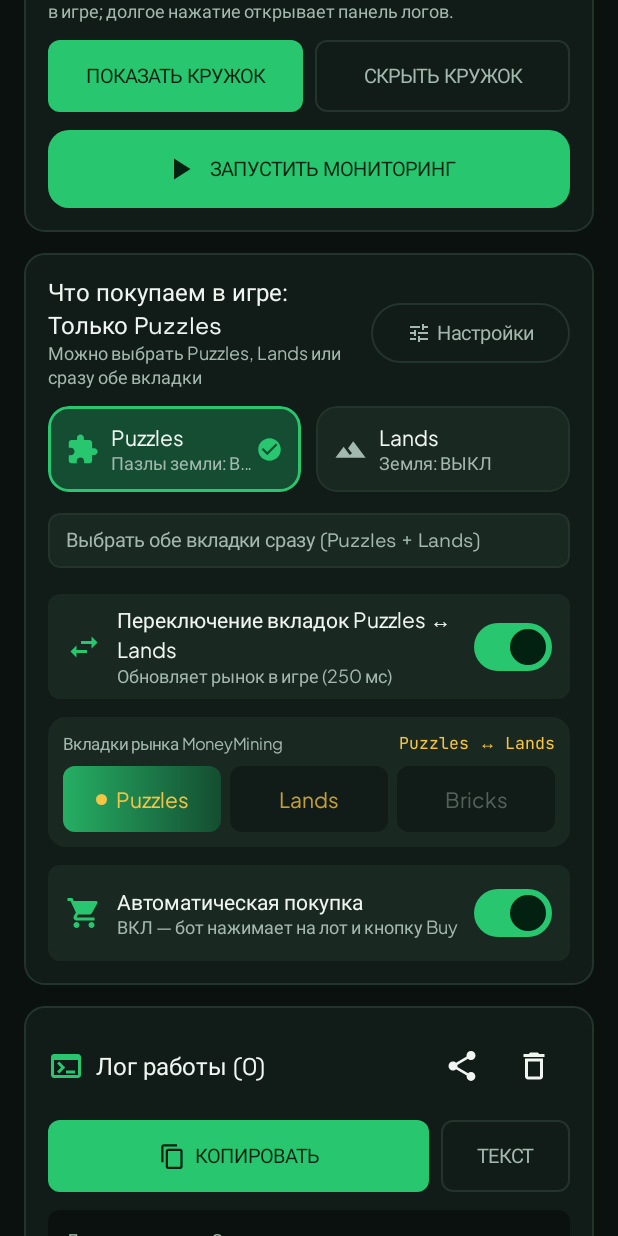
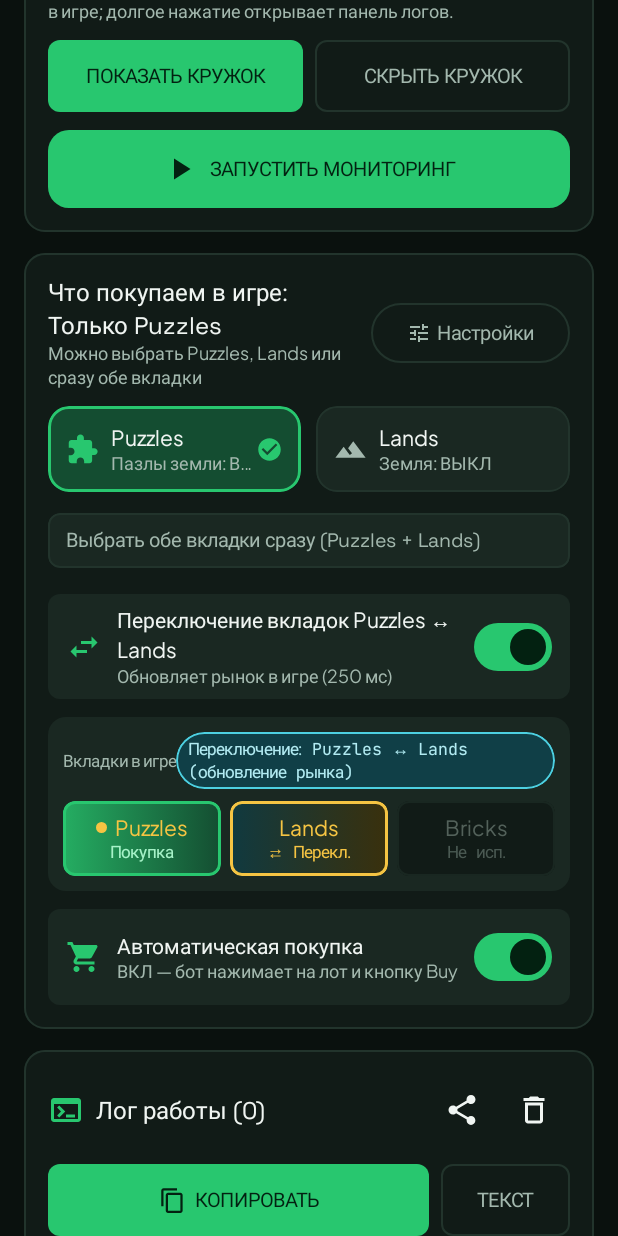
Before and after one commit to tgcryptogamers-tech/auto-buyer-earth-puzzles, an Android app built with Jetpack Compose: the composable DashboardScreen called with empty values, scrolled down 576 dp, on a phone screen of 412 x 824 dp. Run offline under Robolectric (Android 15) with nearby library versions, the phone set to English and light mode, and no system bars; our stand-ins replace Room's generated code; libraries missing offline, so code that uses them is left out: com.google.mlkit.vision.

Commit message:
Keep Puzzles<->Lands switching active and interactive when Lands buying is disabled

```diff
--- a/app/src/main/java/com/example/ui/components/CommonComponents.kt
+++ b/app/src/main/java/com/example/ui/components/CommonComponents.kt
@@ -250,14 +250,18 @@ fun MarketTabsStripPreview(
     buyPuzzles: Boolean,
     buyLands: Boolean,
     switchBetweenTabs: Boolean,
+    onToggleTabSwitching: ((Boolean) -> Unit)? = null,
     modifier: Modifier = Modifier
 ) {
     val activeSummary = when {
-        buyPuzzles && buyLands -> "Покупка: Puzzles + Lands"
-        switchBetweenTabs -> "Puzzles ↔ Lands"
-        buyLands -> "Фикс: Lands"
-        else -> "Фикс: Puzzles"
+        buyPuzzles && buyLands -> "Переключение: Puzzles ↔ Lands (обе покупаются)"
+        switchBetweenTabs -> "Переключение: Puzzles ↔ Lands (обновление рынка)"
+        buyLands -> "Фикс: только Lands"
+        else -> "Фикс: только Puzzles"
     }
+
+    val puzzlesSwitchOnly = !buyPuzzles && switchBetweenTabs
+    val landsSwitchOnly = !buyLands && switchBetweenTabs
 
     Column(
         modifier = modifier
@@ -273,15 +277,45 @@ fun MarketTabsStripPreview(
             verticalAlignment = Alignment.CenterVertically
         ) {
             Text(
-                text = "Вкладки рынка MoneyMining",
+                text = "Вкладки в игре",
                 style = MaterialTheme.typography.labelMedium,
                 color = MaterialTheme.colorScheme.onSurfaceVariant
             )
+            Surface(
+                shape = RoundedCornerShape(50),
+                color = if (switchBetweenTabs || (buyPuzzles && buyLands)) {
+                    MaterialTheme.colorScheme.tertiaryContainer
+                } else {
+                    MaterialTheme.colorScheme.surface
+                },
+                border = BorderStroke(
+                    1.dp,
+                    if (switchBetweenTabs || (buyPuzzles && buyLands)) {
+                        MaterialTheme.colorScheme.tertiary
+                    } else {
+                        MaterialTheme.colorScheme.outlineVariant
+                    }
+                ),
+                modifier = if (onToggleTabSwitching != null && !(buyPuzzles && buyLands)) {
+                    Modifier
+                        .clip(RoundedCornerShape(50))
+                        .clickable { onToggleTabSwitching(!switchBetweenTabs) }
+                        .testTag("strip_switch_badge")
+                } else {
+                    Modifier
+                }
+            ) {
                 Text(
                     text = activeSummary,
                     style = MaterialTheme.typography.labelSmall,
-                color = MaterialTheme.colorScheme.secondary
+                    color = if (switchBetweenTabs || (buyPuzzles && buyLands)) {
+                        MaterialTheme.colorScheme.onTertiaryContainer
+                    } else {
+                        MaterialTheme.colorScheme.onSurfaceVariant
+                    },
+                    modifier = Modifier.padding(horizontal = 8.dp, vertical = 4.dp)
                 )
+            }
         }
 
         Row(
@@ -290,20 +324,41 @@ fun MarketTabsStripPreview(
         ) {
             MarketStripTabItem(
                 label = "Puzzles",
-                isActive = buyPuzzles,
-                isTarget = buyPuzzles,
+                roleHint = when {
+                    buyPuzzles -> "Покупка"
+                    puzzlesSwitchOnly -> "⇄ Перекл."
+                    else -> "Выкл"
+                },
+                isBuying = buyPuzzles,
+                isSwitchPartner = puzzlesSwitchOnly,
+                onClick = if (onToggleTabSwitching != null && !buyPuzzles) {
+                    { onToggleTabSwitching(!switchBetweenTabs) }
+                } else {
+                    null
+                },
                 modifier = Modifier.weight(1f)
             )
             MarketStripTabItem(
                 label = "Lands",
-                isActive = buyLands,
-                isTarget = buyLands,
+                roleHint = when {
+                    buyLands -> "Покупка"
+                    landsSwitchOnly -> "⇄ Перекл."
+                    else -> "Выкл"
+                },
+                isBuying = buyLands,
+                isSwitchPartner = landsSwitchOnly,
+                onClick = if (onToggleTabSwitching != null && !buyLands) {
+                    { onToggleTabSwitching(!switchBetweenTabs) }
+                } else {
+                    null
+                },
                 modifier = Modifier.weight(1f)
             )
             MarketStripTabItem(
                 label = "Bricks",
-                isActive = false,
-                isTarget = false,
+                roleHint = "Не исп.",
+                isBuying = false,
+                isSwitchPartner = false,
                 enabled = false,
                 modifier = Modifier.weight(1f)
             )
@@ -314,20 +369,27 @@ fun MarketTabsStripPreview(
 @Composable
 private fun MarketStripTabItem(
     label: String,
-    isActive: Boolean,
-    isTarget: Boolean,
+    roleHint: String,
+    isBuying: Boolean,
+    isSwitchPartner: Boolean,
     enabled: Boolean = true,
+    onClick: (() -> Unit)? = null,
     modifier: Modifier = Modifier
 ) {
-    val brush = if (isActive) {
-        Brush.horizontalGradient(
+    val brush = when {
+        isBuying -> Brush.horizontalGradient(
             listOf(
                 MaterialTheme.colorScheme.primary.copy(alpha = 0.85f),
                 MaterialTheme.colorScheme.primaryContainer
             )
         )
-    } else {
-        Brush.horizontalGradient(
+        isSwitchPartner -> Brush.horizontalGradient(
+            listOf(
+                MaterialTheme.colorScheme.tertiaryContainer.copy(alpha = 0.85f),
+                MaterialTheme.colorScheme.secondaryContainer.copy(alpha = 0.7f)
+            )
+        )
+        else -> Brush.horizontalGradient(
             listOf(
                 MaterialTheme.colorScheme.surface,
                 MaterialTheme.colorScheme.surface
@@ -335,25 +397,44 @@ private fun MarketStripTabItem(
         )
     }
 
+    val borderStroke = when {
+        isBuying -> BorderStroke(1.5.dp, MaterialTheme.colorScheme.primary)
+        isSwitchPartner -> BorderStroke(1.5.dp, MaterialTheme.colorScheme.secondary)
+        else -> BorderStroke(1.dp, MaterialTheme.colorScheme.outlineVariant.copy(alpha = 0.5f))
+    }
+
+    Surface(
+        modifier = modifier
+            .height(50.dp)
+            .clip(RoundedCornerShape(8.dp))
+            .then(if (onClick != null) Modifier.clickable(onClick = onClick) else Modifier),
+        shape = RoundedCornerShape(8.dp),
+        border = borderStroke,
+        color = MaterialTheme.colorScheme.surface
+    ) {
         Box(
-        modifier = modifier
-            .height(44.dp)
-            .clip(RoundedCornerShape(8.dp))
+            modifier = Modifier
+                .fillMaxWidth()
+                .height(50.dp)
                 .background(brush),
             contentAlignment = Alignment.Center
+        ) {
+            Column(
+                horizontalAlignment = Alignment.CenterHorizontally,
+                verticalArrangement = Arrangement.Center
             ) {
                 Row(
                     verticalAlignment = Alignment.CenterVertically,
                     horizontalArrangement = Arrangement.Center
                 ) {
-            if (isTarget) {
+                    if (isBuying) {
                         Box(
                             modifier = Modifier
                                 .size(7.dp)
                                 .clip(CircleShape)
                                 .background(MaterialTheme.colorScheme.secondary)
                         )
-                Spacer(modifier = Modifier.width(6.dp))
+                        Spacer(modifier = Modifier.width(5.dp))
                     }
                     Text(
                         text = label,
@@ -361,10 +442,22 @@ private fun MarketStripTabItem(
                         fontWeight = FontWeight.Bold,
                         color = when {
                             !enabled -> MaterialTheme.colorScheme.onSurfaceVariant.copy(alpha = 0.45f)
-                    isActive -> MaterialTheme.colorScheme.secondary
-                    else -> MaterialTheme.colorScheme.secondary.copy(alpha = 0.78f)
+                            isBuying || isSwitchPartner -> MaterialTheme.colorScheme.secondary
+                            else -> MaterialTheme.colorScheme.secondary.copy(alpha = 0.65f)
                         }
                     )
+                }
+                Text(
+                    text = roleHint,
+                    style = MaterialTheme.typography.labelSmall,
+                    color = when {
+                        !enabled -> MaterialTheme.colorScheme.onSurfaceVariant.copy(alpha = 0.4f)
+                        isBuying -> MaterialTheme.colorScheme.onPrimaryContainer
+                        isSwitchPartner -> MaterialTheme.colorScheme.secondary
+                        else -> MaterialTheme.colorScheme.onSurfaceVariant
+                    }
+                )
+            }
         }
     }
 }
--- a/app/src/main/java/com/example/ui/screens/DashboardScreen.kt
+++ b/app/src/main/java/com/example/ui/screens/DashboardScreen.kt
@@ -462,7 +462,8 @@ fun DashboardScreen(
                     MarketTabsStripPreview(
                         buyPuzzles = config.buyPuzzles,
                         buyLands = config.buyLands,
-                        switchBetweenTabs = config.switchBetweenTabs
+                        switchBetweenTabs = config.switchBetweenTabs,
+                        onToggleTabSwitching = onToggleTabSwitching
                     )
 
                     Row(
--- a/app/src/main/java/com/example/ui/screens/SettingsScreen.kt
+++ b/app/src/main/java/com/example/ui/screens/SettingsScreen.kt
@@ -201,7 +201,10 @@ fun SettingsScreen(
                     MarketTabsStripPreview(
                         buyPuzzles = config.buyPuzzles,
                         buyLands = config.buyLands,
-                        switchBetweenTabs = config.switchBetweenTabs
+                        switchBetweenTabs = config.switchBetweenTabs,
+                        onToggleTabSwitching = { checked ->
+                            onUpdateConfig { it.copy(switchBetweenTabs = checked) }
+                        }
                     )
                 }
             }
```
Also changed, not shown: app/src/main/java/com/example/service/LootBuyerAccessibilityService.kt (+14 -6 lines). Lines whose indentation alone changed are shown as unchanged.
